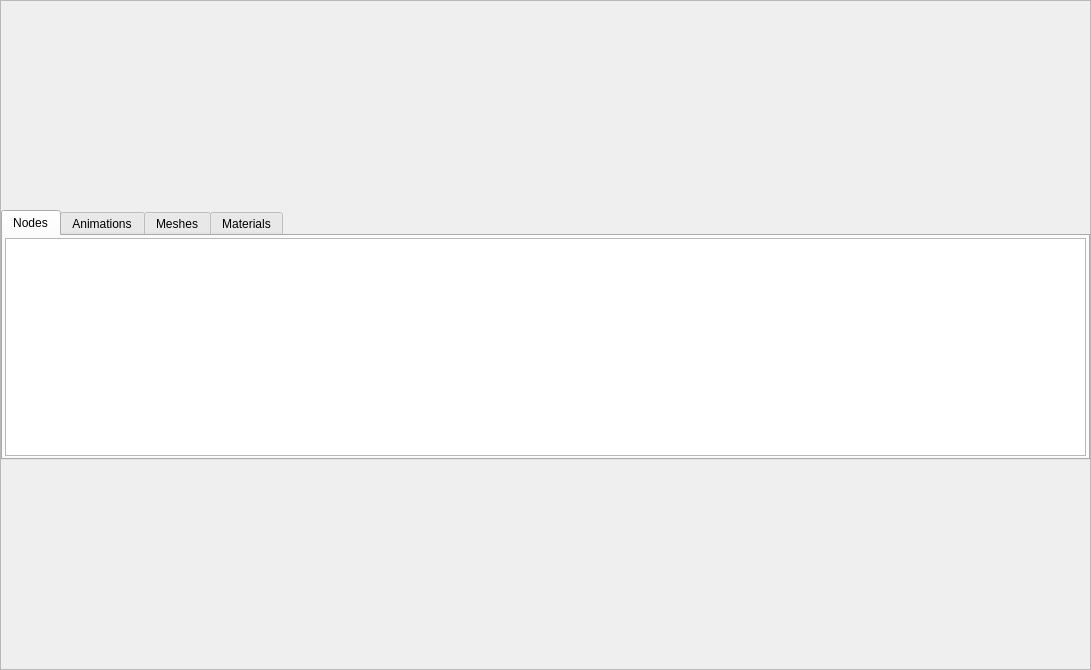
LarvalExtract/MGF-Explorer, file src/AssetViewers/ModelViewer/ModelViewerWidget.ui: the form before one commit.
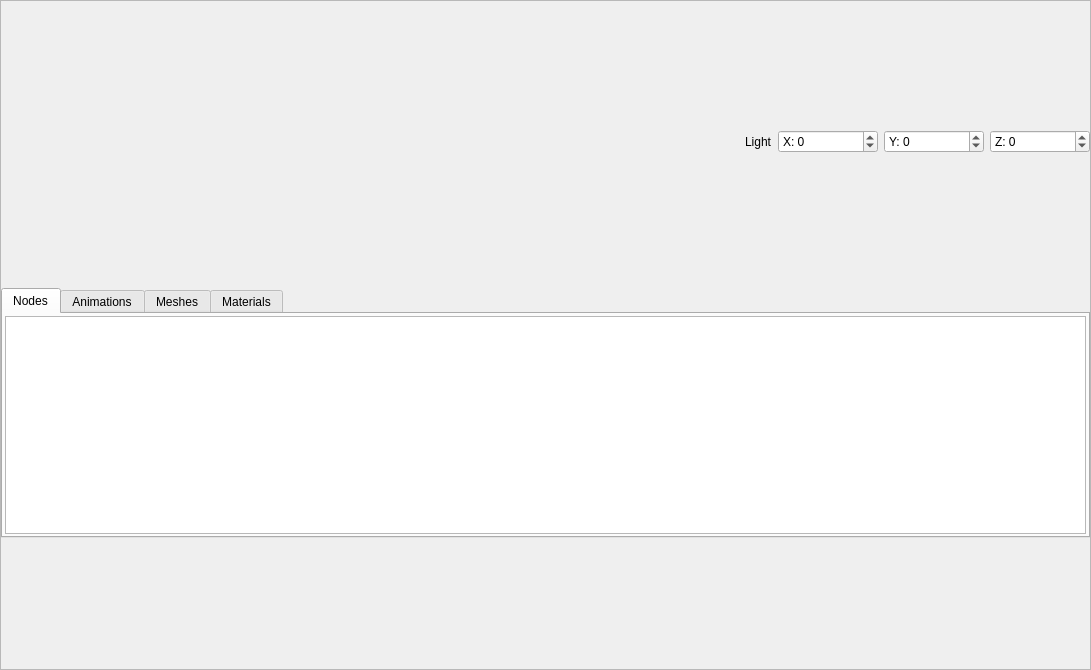
The form after the commit.

Commit message:
Fixed model viewer with Qt3D
Materials now using custom shaders
Implemented complex shader

Patch:
```diff
--- a/src/AssetViewers/ModelViewer/ModelViewerWidget.ui
+++ b/src/AssetViewers/ModelViewer/ModelViewerWidget.ui
@@ -56,6 +56,96 @@
       <property name="bottomMargin">
        <number>0</number>
       </property>
+      <item>
+       <layout class="QHBoxLayout" name="horizontalLayout_3">
+        <item>
+         <spacer name="horizontalSpacer">
+          <property name="orientation">
+           <enum>Qt::Horizontal</enum>
+          </property>
+          <property name="sizeHint" stdset="0">
+           <size>
+            <width>40</width>
+            <height>20</height>
+           </size>
+          </property>
+         </spacer>
+        </item>
+        <item>
+         <widget class="QLabel" name="label">
+          <property name="text">
+           <string>Light</string>
+          </property>
+         </widget>
+        </item>
+        <item>
+         <widget class="QSpinBox" name="lightPositionXInput">
+          <property name="minimumSize">
+           <size>
+            <width>100</width>
+            <height>0</height>
+           </size>
+          </property>
+          <property name="prefix">
+           <string>X: </string>
+          </property>
+          <property name="minimum">
+           <number>-100</number>
+          </property>
+          <property name="maximum">
+           <number>100</number>
+          </property>
+          <property name="stepType">
+           <enum>QAbstractSpinBox::AdaptiveDecimalStepType</enum>
+          </property>
+         </widget>
+        </item>
+        <item>
+         <widget class="QSpinBox" name="lightPositionYInput">
+          <property name="minimumSize">
+           <size>
+            <width>100</width>
+            <height>0</height>
+           </size>
+          </property>
+          <property name="prefix">
+           <string>Y: </string>
+          </property>
+          <property name="minimum">
+           <number>-100</number>
+          </property>
+          <property name="maximum">
+           <number>100</number>
+          </property>
+          <property name="stepType">
+           <enum>QAbstractSpinBox::AdaptiveDecimalStepType</enum>
+          </property>
+         </widget>
+        </item>
+        <item>
+         <widget class="QSpinBox" name="lightPositionZInput">
+          <property name="minimumSize">
+           <size>
+            <width>100</width>
+            <height>0</height>
+           </size>
+          </property>
+          <property name="prefix">
+           <string>Z: </string>
+          </property>
+          <property name="minimum">
+           <number>-100</number>
+          </property>
+          <property name="maximum">
+           <number>100</number>
+          </property>
+          <property name="stepType">
+           <enum>QAbstractSpinBox::AdaptiveDecimalStepType</enum>
+          </property>
+         </widget>
+        </item>
+       </layout>
+      </item>
       <item>
        <widget class="QTabWidget" name="tabWidget">
         <property name="maximumSize">
```
The commit also changes 52 other files.
